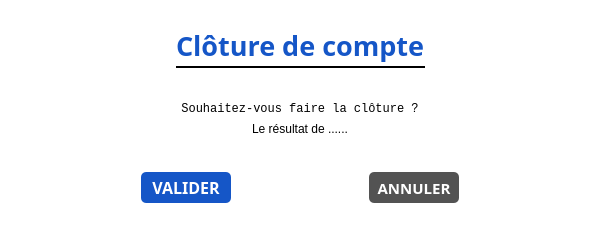
BiteKirby3/Treasurer, file treasurer/cloturemodal.ui: the form before one commit.
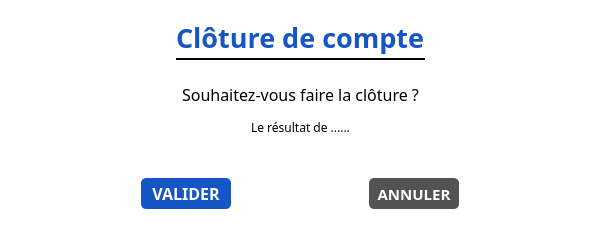
The form after the commit.

The edit to the form file:
```diff
--- a/treasurer/cloturemodal.ui
+++ b/treasurer/cloturemodal.ui
@@ -309,8 +309,8 @@
             </property>
             <property name="font">
              <font>
-              <family>Courier New</family>
-              <pointsize>9</pointsize>
+              <family>Raleway</family>
+              <pointsize>12</pointsize>
               <weight>50</weight>
               <bold>false</bold>
              </font>
@@ -373,13 +373,13 @@
             <property name="maximumSize">
              <size>
               <width>16777215</width>
-              <height>20</height>
+              <height>50</height>
              </size>
             </property>
             <property name="font">
              <font>
-              <family>Arial</family>
-              <pointsize>8</pointsize>
+              <family>Raleway</family>
+              <pointsize>12</pointsize>
               <weight>50</weight>
               <bold>false</bold>
              </font>
```
